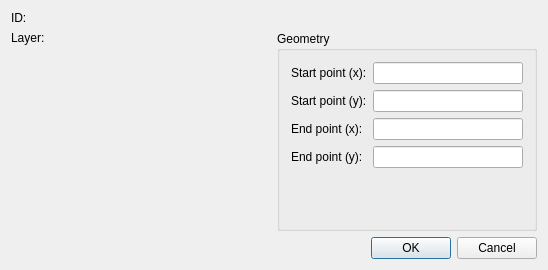
Above: librecad/src/ui/dialogs/entity/qg_dlgline.ui from LibreCAD/LibreCAD before the change. Below: the same form after it.
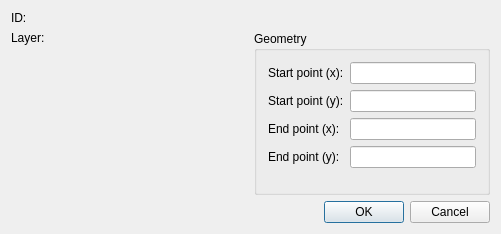
That is the form after the change. Custom widgets are drawn as their Qt base class.

```diff
--- a/librecad/src/ui/dialogs/entity/qg_dlgline.ui
+++ b/librecad/src/ui/dialogs/entity/qg_dlgline.ui
@@ -9,8 +9,8 @@
    <rect>
     <x>0</x>
     <y>0</y>
-    <width>548</width>
-    <height>270</height>
+    <width>501</width>
+    <height>234</height>
    </rect>
   </property>
   <property name="sizePolicy">
```
